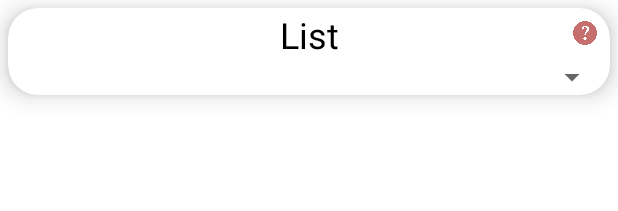
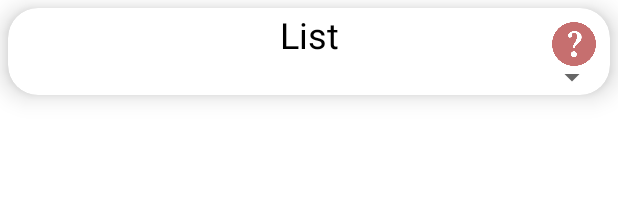
Before and after one commit to databits3883/scout-main-android, an Android app: the layout card_list.xml on its own in the app's theme, with its tools: preview values and no code run, on a phone screen of 412 x 824 dp. Shown: the top 211 px of the screen. Run offline under Robolectric (Android 15) with nearby library versions, the phone set to English and light mode, and no system bars.

Commit message:
Make the red help buttons bigger

```diff
--- a/app/src/main/res/layout/card_counter.xml
+++ b/app/src/main/res/layout/card_counter.xml
@@ -18,8 +18,8 @@
 
         <ImageButton
             android:id="@+id/help_button"
-            android:layout_width="17dp"
-            android:layout_height="17dp"
+            android:layout_width="32dp"
+            android:layout_height="32dp"
             android:layout_marginEnd="8dp"
             android:layout_marginTop="8dp"
             android:background="@drawable/help_icon_red"
--- a/app/src/main/res/layout/card_dualcounter.xml
+++ b/app/src/main/res/layout/card_dualcounter.xml
@@ -16,8 +16,8 @@
 
         <ImageButton
             android:id="@+id/help_button"
-            android:layout_width="17dp"
-            android:layout_height="17dp"
+            android:layout_width="32dp"
+            android:layout_height="32dp"
             android:layout_marginTop="8dp"
             android:layout_marginEnd="8dp"
             android:background="@drawable/help_icon_red"
--- a/app/src/main/res/layout/card_list.xml
+++ b/app/src/main/res/layout/card_list.xml
@@ -17,8 +17,8 @@
 
         <ImageButton
             android:id="@+id/help_button"
-            android:layout_width="17dp"
-            android:layout_height="17dp"
+            android:layout_width="32dp"
+            android:layout_height="32dp"
             android:layout_marginTop="8dp"
             android:layout_marginEnd="8dp"
             android:background="@drawable/help_icon_red"
--- a/app/src/main/res/layout/card_teamselect.xml
+++ b/app/src/main/res/layout/card_teamselect.xml
@@ -17,8 +17,8 @@
 
         <ImageButton
             android:id="@+id/help_button"
-            android:layout_width="17dp"
-            android:layout_height="17dp"
+            android:layout_width="32dp"
+            android:layout_height="32dp"
             android:layout_marginTop="8dp"
             android:layout_marginEnd="8dp"
             android:background="@drawable/help_icon_red"
--- a/app/src/main/res/layout/card_textbox.xml
+++ b/app/src/main/res/layout/card_textbox.xml
@@ -16,8 +16,8 @@
 
         <ImageButton
             android:id="@+id/help_button"
-            android:layout_width="17dp"
-            android:layout_height="17dp"
+            android:layout_width="32dp"
+            android:layout_height="32dp"
             android:layout_marginTop="8dp"
             android:layout_marginEnd="8dp"
             android:background="@drawable/help_icon_red"
```
